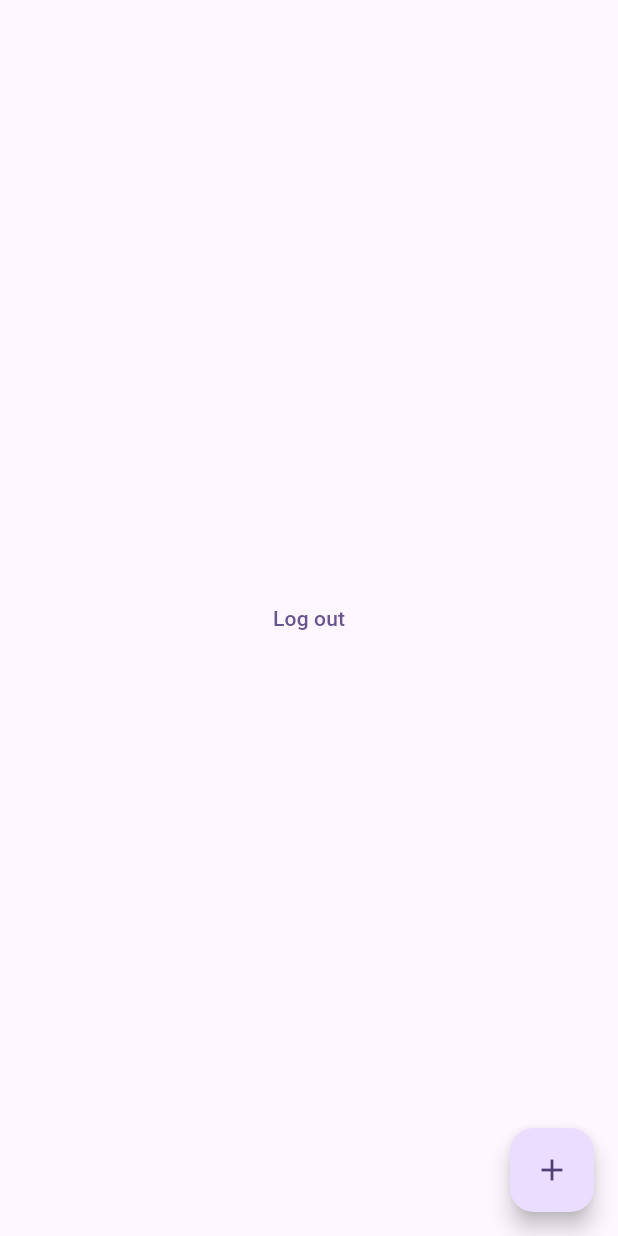
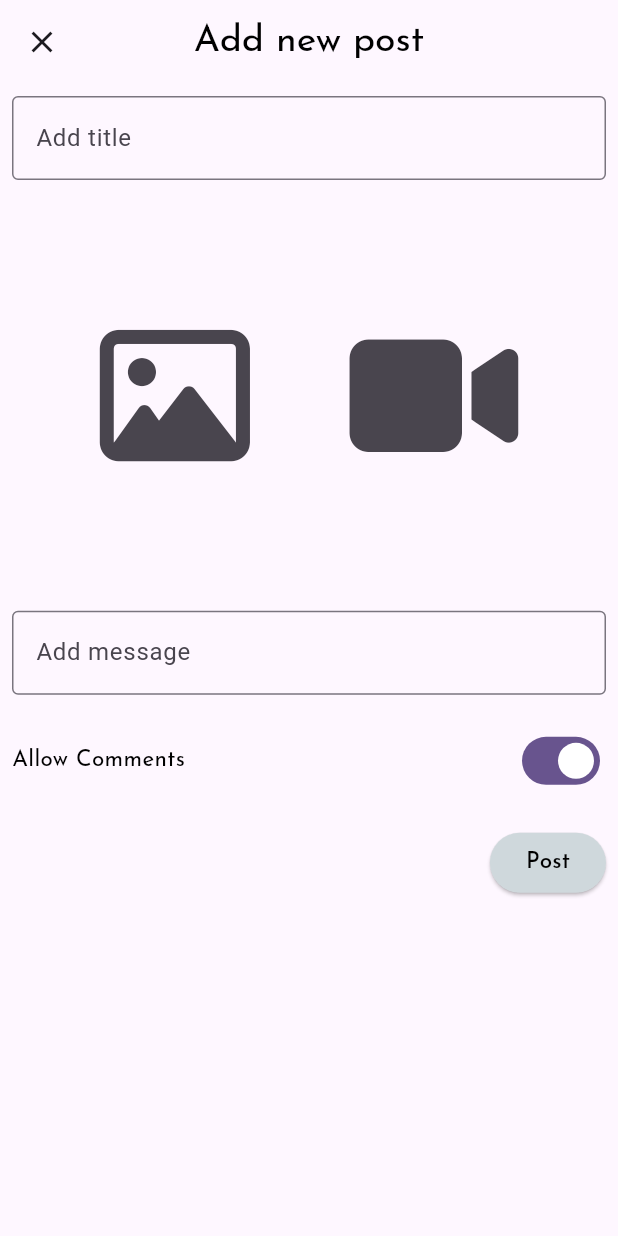
Before and after one commit to AyanDas-99/Verve, a Flutter app: the MainView screen opened directly, scrolled down 104 dp, after a tap on the "add" icon, on a phone screen of 412 x 824 dp. Run offline on Flutter 3.47's test engine with Material 2 defaults, Android fonts, the phone set to English and light mode, and no system bars; our stand-ins replace chewie, cloud_firestore, firebase_auth, firebase_core, firebase_storage, flutter_hooks and 8 more; missing offline and left inert: video_thumbnail; accounts and stored records are empty.

Commit message:
add new post screen working: will add confirmation dialog throughout the app

```diff
--- a/lib/state/auth/constants/firebase_field_names.dart
+++ b/lib/state/auth/constants/firebase_field_names.dart
@@ -15,8 +15,8 @@ class FirebaseFieldNames {
   static String message = 'message';
   static String allowComments = 'allow_comments';
   static String fileType = 'file_type';
-  static String thumbnailUrl = 'file_url';
-  static String thumbnailStorageId = 'file_storage_id';
+  static String thumbnailUrl = 'thumbnail_url';
+  static String thumbnailStorageId = 'thumbnail_storage_id';
   static String originalFileUrl = 'original_file_url';
   static String originalFileStorageId = 'original_file_storage_id';
   static String aspectRatio = 'aspect_ratio';
--- /dev/null
+++ b/lib/views/components/screens/new_post_view.dart
@@ -0,0 +1,203 @@
+import 'dart:io';
+import 'package:flutter/material.dart';
+import 'package:flutter_hooks/flutter_hooks.dart';
+import 'package:font_awesome_flutter/font_awesome_flutter.dart';
+import 'package:hooks_riverpod/hooks_riverpod.dart';
+import 'package:verve/state/enums/file_type.dart';
+import 'package:verve/state/image_upload/helper/image_picker_helper.dart';
+import 'package:verve/state/post_upload/providers/post_upload_provider.dart';
+import 'package:verve/state/user_info/providers/user_id_provider.dart';
+import 'package:verve/views/components/button.dart';
+import 'package:verve/views/components/image_or_video_view.dart';
+import 'package:verve/views/components/snackbars/failure_snackbar.dart';
+import 'package:verve/views/components/snackbars/snackbar_model.dart';
+import 'package:verve/views/components/text/regular_text.dart';
+import 'package:verve/views/constants/strings.dart';
+
+final selectedFileProvider = StateProvider.autoDispose<File?>((_) => null);
+final selectedFileTypeProvider =
+    StateProvider.autoDispose<FileType?>((_) => null);
+final allowCommentsProvider = StateProvider<bool>((_) => true);
+
+class NewPostView extends HookConsumerWidget {
+  const NewPostView({super.key});
+
+  @override
+  Widget build(BuildContext context, WidgetRef ref) {
+    final currentUserId = ref.watch(userIdProvider);
+
+    final fileToUpload = ref.watch(selectedFileProvider);
+    final fileType = ref.watch(selectedFileTypeProvider);
+    final allowComments = ref.watch(allowCommentsProvider);
+
+    final titleController = useTextEditingController();
+    final messageController = useTextEditingController();
+
+    final canPost = useState(false);
+
+    useEffect(() {
+      void listener() => canPost.value = (fileToUpload != null) &&
+          titleController.text.isNotEmpty &&
+          messageController.text.isNotEmpty;
+
+      titleController.addListener(listener);
+      messageController.addListener(listener);
+
+      return () {
+        titleController.removeListener(listener);
+        messageController.removeListener(listener);
+      };
+    }, [
+      fileToUpload,
+      titleController,
+      messageController,
+    ]);
+
+    return Scaffold(
+      appBar: AppBar(
+        title: regularText(Strings.addNewPost, fontSize: 25),
+        centerTitle: true,
+        leading: IconButton(
+          onPressed: () => Navigator.pop(context),
+          icon: const Icon(Icons.close),
+        ),
+      ),
+      body: SingleChildScrollView(
+        child: Padding(
+          padding: const EdgeInsets.all(8.0),
+          child: Column(
+            crossAxisAlignment: CrossAxisAlignment.start,
+            children: [
+              // Add title
+
+              TextField(
+                decoration: InputDecoration(
+                    labelText: Strings.addTitle,
+                    border: const OutlineInputBorder()),
+                controller: titleController,
+              ),
+
+              const SizedBox(
+                height: 20,
+              ),
+
+              // Selector
+              Container(
+                constraints: BoxConstraints(
+                  minHeight: MediaQuery.sizeOf(context).height * 0.3,
+                ),
+                child: (fileToUpload != null)
+                    ? Center(child: ImageOrVideoView(fileToUpload, fileType))
+                    : Row(
+                        mainAxisAlignment: MainAxisAlignment.spaceEvenly,
+                        children: [
+                          // select image button
+                          IconButton(
+                            onPressed: () async {
+                              ref
+                                  .read(selectedFileTypeProvider.notifier)
+                                  .state = FileType.image;
+                              ref.read(selectedFileProvider.notifier).state =
+                                  await ImagePickerHelper()
+                                      .getImageFromGallery();
+                            },
+                            icon: const FaIcon(
+                              FontAwesomeIcons.image,
+                              size: 100,
+                            ),
+                          ),
+                          // select video button
+                          IconButton(
+                            onPressed: () async {
+                              ref
+                                  .read(selectedFileTypeProvider.notifier)
+                                  .state = FileType.video;
+                              ref.read(selectedFileProvider.notifier).state =
+                                  await ImagePickerHelper()
+                                      .getVideoFromGallery();
+                            },
+                            icon: const FaIcon(
+                              FontAwesomeIcons.video,
+                              size: 100,
+                            ),
+                          )
+                        ],
+                      ),
+              ),
+              const SizedBox(
+                height: 20,
+              ),
+              // Message
+              TextField(
+                decoration: InputDecoration(
+                  labelText: Strings.addMessage,
+                  border: const OutlineInputBorder(),
+                ),
+                controller: messageController,
+              ),
+
+              const SizedBox(
+                height: 20,
+              ),
+
+              // Allow comment setting
+              Row(
+                children: [
+                  regularText(Strings.allowComments),
+                  Spacer(),
+                  Switch(
+                    value: ref.watch(allowCommentsProvider),
+                    onChanged: (value) {
+                      ref.read(allowCommentsProvider.notifier).state = value;
+                    },
+                  ),
+                ],
+              ),
+
+              const SizedBox(
+                height: 20,
+              ),
+
+              // Send buttons
+              Row(
+                children: [
+                  const Spacer(),
+                  button(
+                      backgroundColor: (canPost.value)
+                          ? Colors.greenAccent
+                          : Colors.blueGrey.shade100,
+                      onPress: (!canPost.value)
+                          ? () {
+                              FailureSnackBar('Fill all fields').show(context);
+                            }
+                          : () async {
+                              final uploaded = await ref
+                                  .read(postUploadProvider.notifier)
+                                  .upload(
+                                    postedBy: currentUserId,
+                                    title: titleController.text,
+                                    message: messageController.text,
+                                    allowComments: allowComments,
+                                    fileType: fileType!,
+                                    file: fileToUpload!,
+                                  );
+
+                              if (context.mounted) {
+                                if (uploaded) {
+                                  Navigator.pop(context);
+                                } else {
+                                  FailureSnackBar(Strings.failedToUploadPost)
+                                      .show(context);
+                                }
+                              }
+                            },
+                      text: Strings.post),
+                ],
+              )
+            ],
+          ),
+        ),
+      ),
+    );
+  }
+}
--- a/lib/views/constants/strings.dart
+++ b/lib/views/constants/strings.dart
@@ -21,6 +21,15 @@ class Strings {
   static String updatedFavouriteTags = 'Updated favourite tags!';
   static String couldNotUpdateFavouriteTags =
       'Could not update favourite tags!';
+  static String failedToUploadPost =
+      'Failed to upload post\nPlease try again later';
+  static String addNewPost = 'Add new post';
+  static String addTitle = 'Add title';
+  static String addMessage = 'Add message';
+  static String allowComments = 'Allow Comments';
+  static String post = 'Post';
+  static String fillAllFields = 'Please fill all fields';
+  static String selectImageOrVideoFile = 'Select an image or a video file';
 
   Strings._();
 }
--- a/lib/views/main/main_view.dart
+++ b/lib/views/main/main_view.dart
@@ -1,13 +1,11 @@
 import 'package:flutter/material.dart';
 import 'package:flutter/rendering.dart';
 import 'package:hooks_riverpod/hooks_riverpod.dart';
-import 'package:verve/state/auth/providers/auth_state_provider.dart';
-import 'package:verve/state/enums/file_type.dart';
 import 'package:verve/state/image_upload/helper/image_picker_helper.dart';
-import 'package:verve/state/post_upload/providers/post_upload_provider.dart';
 import 'package:verve/state/providers/is_floating_action_visible_provider.dart';
-import 'package:verve/state/user_info/providers/user_id_provider.dart';
 import 'package:verve/views/components/logo/logo_text.dart';
+import 'package:verve/views/components/screens/new_post_view.dart';
+import 'package:verve/views/components/screens/video_player_view.dart';
 import 'package:verve/views/tabs/current_user_profile/current_user_profile_view.dart';
 
 class MainView extends ConsumerWidget {
@@ -21,7 +19,13 @@ class MainView extends ConsumerWidget {
       child: Scaffold(
         floatingActionButton: isVisible
             ? FloatingActionButton(
-                onPressed: () {},
+                onPressed: () {
+                  Navigator.push(
+                      context,
+                      MaterialPageRoute(
+                        builder: (context) => NewPostView(),
+                      ));
+                },
                 child: const Icon(Icons.add),
               )
             : null,
@@ -64,20 +68,10 @@ class MainView extends ConsumerWidget {
             ],
             body: TabBarView(
               children: [
-                Container(
-                  child: Center(
-                    child: Consumer(builder: (context, ref, child) {
-                      return TextButton(
-                        child: Text('Log out'),
-                        onPressed: () {
-                          ref.read(authStateProvider.notifier).logOut();
-                        },
-                      );
-                    }),
+                const Center(
+                  child: Text('Tab 1'),
                 ),
-                ),
-                Container(
-                  child: Center(
+                Center(
                   child: Consumer(builder: (context, WidgetRef ref, child) {
                     return TextButton(
                       child: Text('Post'),
@@ -88,18 +82,25 @@ class MainView extends ConsumerWidget {
                           print('No file selected!!!');
                           return;
                         }
-                          final userId = ref.watch(userIdProvider);
-                          ref.read(postUploadProvider.notifier).upload(
-                              postedBy: userId,
-                              title: 'My 1st post!',
-                              message: "This post is for testing only",
-                              allowComments: true,
-                              fileType: FileType.video,
-                              file: file);
+                        Navigator.push(
+                            context,
+                            MaterialPageRoute(
+                              builder: (context) => VideoPlayerView(
+                                false,
+                                videoFile: file,
+                              ),
+                            ));
+                        // final userId = ref.watch(userIdProvider);
+                        // ref.read(postUploadProvider.notifier).upload(
+                        //     postedBy: userId,
+                        //     title: 'My 1st post!',
+                        //     message: "This post is for testing only",
+                        //     allowComments: true,
+                        //     fileType: FileType.video,
+                        //     file: file);
                       },
                     );
                   }),
-                  ),
                 ),
                 const CurrentUserProfileView(),
               ],
--- a/pubspec.yaml
+++ b/pubspec.yaml
@@ -51,12 +51,13 @@ dependencies:
   collection: ^1.17.1
   intl: ^0.18.1
   video_thumbnail: ^0.5.3
-  video_player: ^2.6.1
+  video_player: ^2.7.0
   lottie: ^2.4.0
   share_plus: ^7.0.2
   url_launcher: ^6.1.11
   flutter_svg: ^2.0.7
   google_fonts: ^4.0.4
+  chewie: ^1.7.0
 
 dev_dependencies:
   flutter_test:
```
Also changed, not shown: lib/state/post_upload/notifiers/post_upload_notifier.dart (+5 -2 lines), lib/views/components/image_or_video_view.dart (added, +56 -0 lines), lib/views/components/screens/video_player_view.dart (added, +53 -0 lines), pubspec.lock, 4 other files. Lines whose indentation alone changed are shown as unchanged.
